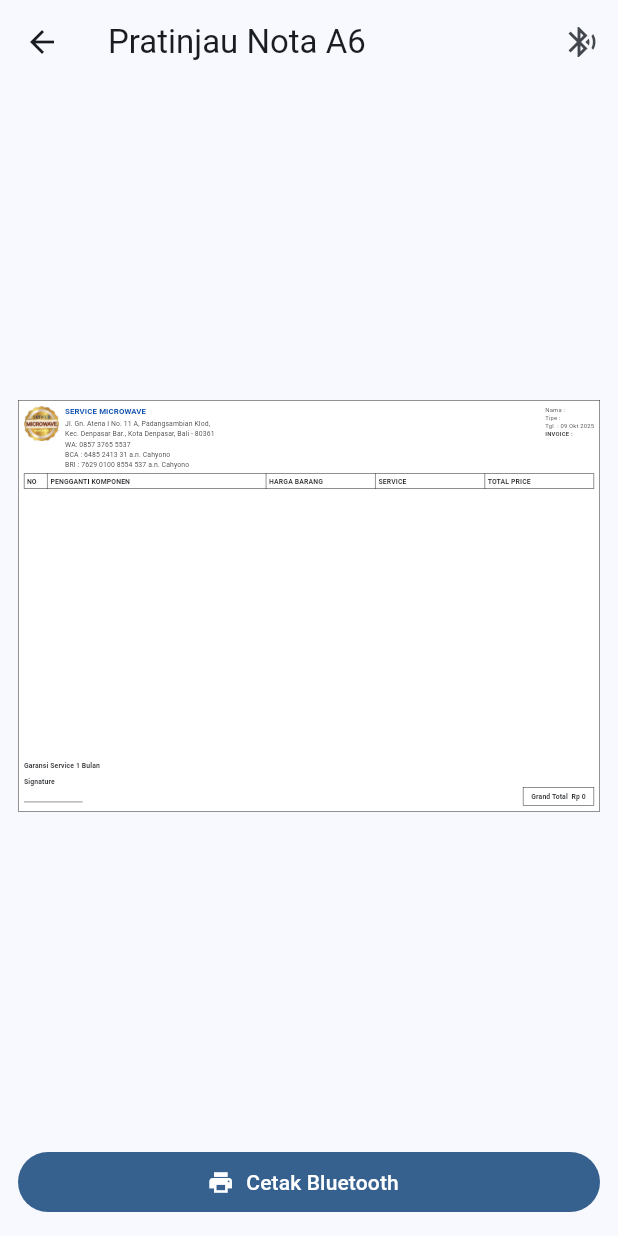
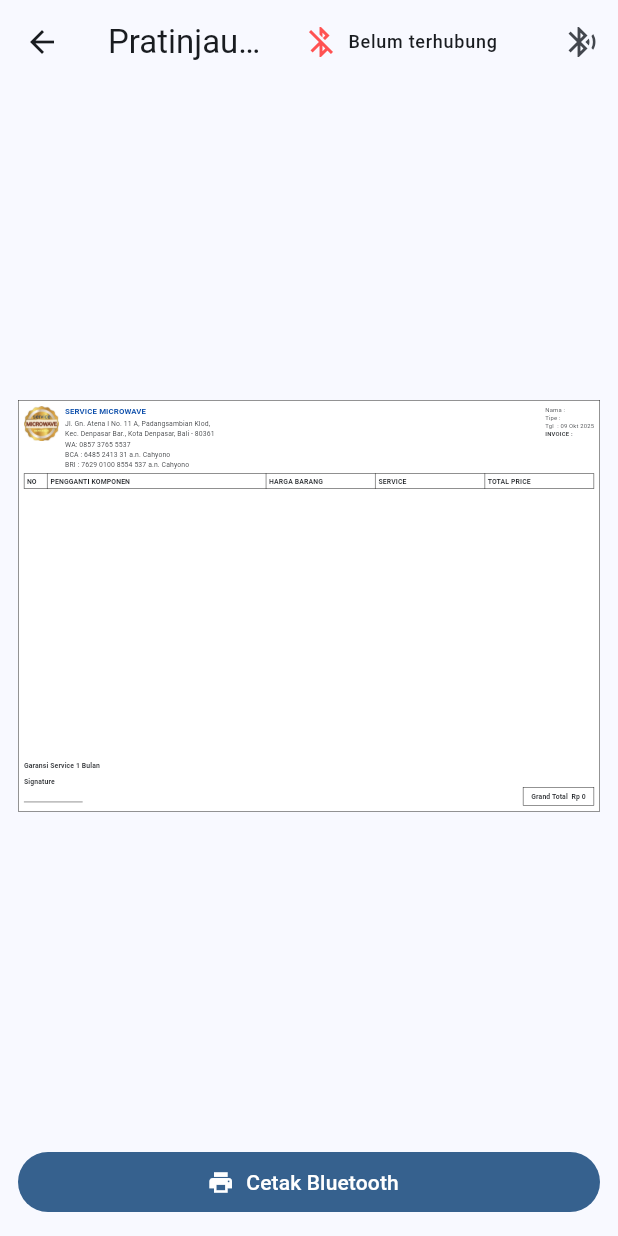
Before and after one commit to Luxxn12/aplikasi_cetak_nota, a Flutter app: the NotaDetailPage screen opened directly with empty values, on a phone screen of 412 x 824 dp. Run offline on Flutter 3.47's test engine with Material 3 defaults, Android fonts, the phone set to English and light mode, and no system bars; our stand-ins replace hive, hive_flutter, permission_handler; missing offline and left inert: bluetooth_print; accounts and stored records are empty.

```diff
--- a/lib/main.dart
+++ b/lib/main.dart
@@ -8,6 +8,7 @@ import 'package:intl/date_symbol_data_local.dart';
 import 'models/nota.dart';
 import 'services/hive_service.dart';
 import 'ui/login_page.dart';
+import 'ui/splash_page.dart';
 import 'ui/nota_form_page.dart';
 import 'ui/recap_page.dart';
 import 'ui/nota_detail_page.dart';
@@ -46,8 +47,9 @@ class NotaApp extends StatelessWidget {
       debugShowCheckedModeBanner: false,
       title: 'Aplikasi Cetak Nota',
       theme: ThemeData(colorSchemeSeed: Colors.blue, useMaterial3: true),
-      initialRoute: '/login',
+      initialRoute: SplashPage.routeName,
       routes: {
+        SplashPage.routeName: (_) => const SplashPage(),
         '/login': (_) => const LoginPage(),
         '/home': (_) => const HomePage(),
         '/input': (_) => const NotaFormPage(),
--- a/lib/ui/nota_detail_page.dart
+++ b/lib/ui/nota_detail_page.dart
@@ -21,6 +21,22 @@ class _NotaDetailPageState extends State<NotaDetailPage> {
   final bt = BluetoothService.instance;
   bool _printing = false;
   bool _adaptivePreview = true;
+
+  @override
+  void initState() {
+    super.initState();
+    bt.addListener(_onBluetoothChange);
+  }
+
+  void _onBluetoothChange() {
+    if (mounted) setState(() {});
+  }
+
+  @override
+  void dispose() {
+    bt.removeListener(_onBluetoothChange);
+    super.dispose();
+  }
 
   Future<void> _choosePrinter() async {
     await bt.refreshDevices();
@@ -94,6 +110,35 @@ class _NotaDetailPageState extends State<NotaDetailPage> {
       appBar: AppBar(
         title: const Text('Pratinjau Nota A6'),
         actions: [
+          Padding(
+            padding: const EdgeInsets.symmetric(horizontal: 12),
+            child: Center(
+              child: Row(
+                mainAxisSize: MainAxisSize.min,
+                children: [
+                  Icon(
+                    bt.connectedDevice != null
+                        ? Icons.bluetooth_connected
+                        : Icons.bluetooth_disabled,
+                    color:
+                        bt.connectedDevice != null
+                            ? Colors.green
+                            : Colors.redAccent,
+                  ),
+                  const SizedBox(width: 6),
+                  SizedBox(
+                    width: 120,
+                    child: Text(
+                      bt.connectedDevice?.name ?? 'Belum terhubung',
+                      style: Theme.of(context).textTheme.labelMedium,
+                      maxLines: 1,
+                      overflow: TextOverflow.ellipsis,
+                    ),
+                  ),
+                ],
+              ),
+            ),
+          ),
           IconButton(
             onPressed: _choosePrinter,
             icon: const Icon(Icons.bluetooth_searching),
```
Also changed, not shown: lib/ui/splash_page.dart (added, +83 -0 lines).
